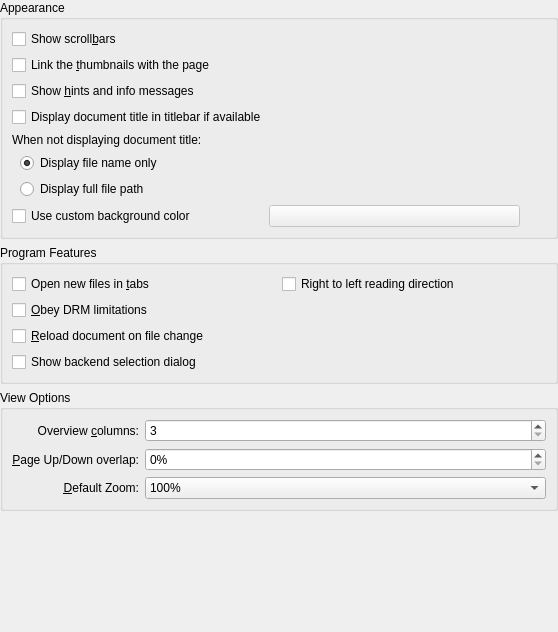
KDE/okular, file conf/dlggeneralbase.ui: the form before one commit.
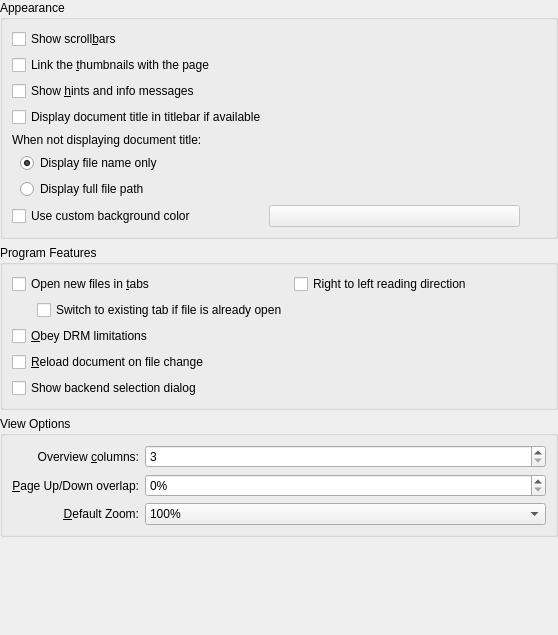
The form after the commit. Custom widgets are drawn as their Qt base class.

Commit message:
Give the option of switching to a tab if the file is already open instead of opening a new tab
Disabled by default

What changed in the file:
```diff
--- a/conf/dlggeneralbase.ui
+++ b/conf/dlggeneralbase.ui
@@ -10,7 +10,7 @@
     <x>0</x>
     <y>0</y>
     <width>558</width>
-    <height>632</height>
+    <height>635</height>
    </rect>
   </property>
   <layout class="QVBoxLayout">
@@ -232,39 +232,9 @@
      <property name="title">
       <string>Program Features</string>
      </property>
-     <layout class="QHBoxLayout">
-      <property name="spacing">
-       <number>6</number>
-      </property>
-      <property name="leftMargin">
-       <number>9</number>
-      </property>
-      <property name="topMargin">
-       <number>9</number>
-      </property>
-      <property name="rightMargin">
-       <number>9</number>
-      </property>
-      <property name="bottomMargin">
-       <number>9</number>
-      </property>
+     <layout class="QHBoxLayout" name="horizontalLayout_2">
       <item>
-       <layout class="QVBoxLayout">
-        <property name="spacing">
-         <number>6</number>
-        </property>
-        <property name="leftMargin">
-         <number>0</number>
-        </property>
-        <property name="topMargin">
-         <number>0</number>
-        </property>
-        <property name="rightMargin">
-         <number>0</number>
-        </property>
-        <property name="bottomMargin">
-         <number>0</number>
-        </property>
+       <layout class="QVBoxLayout" name="verticalLayout_2">
         <item>
          <widget class="QCheckBox" name="kcfg_ShellOpenFileInTabs">
           <property name="text">
@@ -272,6 +242,33 @@
           </property>
          </widget>
         </item>
+        <item>
+         <layout class="QHBoxLayout" name="horizontalLayout">
+          <item>
+           <spacer name="horizontalSpacer">
+            <property name="orientation">
+             <enum>Qt::Horizontal</enum>
+            </property>
+            <property name="sizeType">
+             <enum>QSizePolicy::Fixed</enum>
+            </property>
+            <property name="sizeHint" stdset="0">
+             <size>
+              <width>25</width>
+              <height>20</height>
+             </size>
+            </property>
+           </spacer>
+          </item>
+          <item>
+           <widget class="QCheckBox" name="kcfg_SwitchToTabIfOpen">
+            <property name="text">
+             <string>Switch to existing tab if file is already open</string>
+            </property>
+           </widget>
+          </item>
+         </layout>
+        </item>
         <item>
          <widget class="QCheckBox" name="kcfg_ObeyDRM">
           <property name="text">
```
Left out of the diff: 1 changed line with no effect on the pictures. The commit also changes 9 other files.
